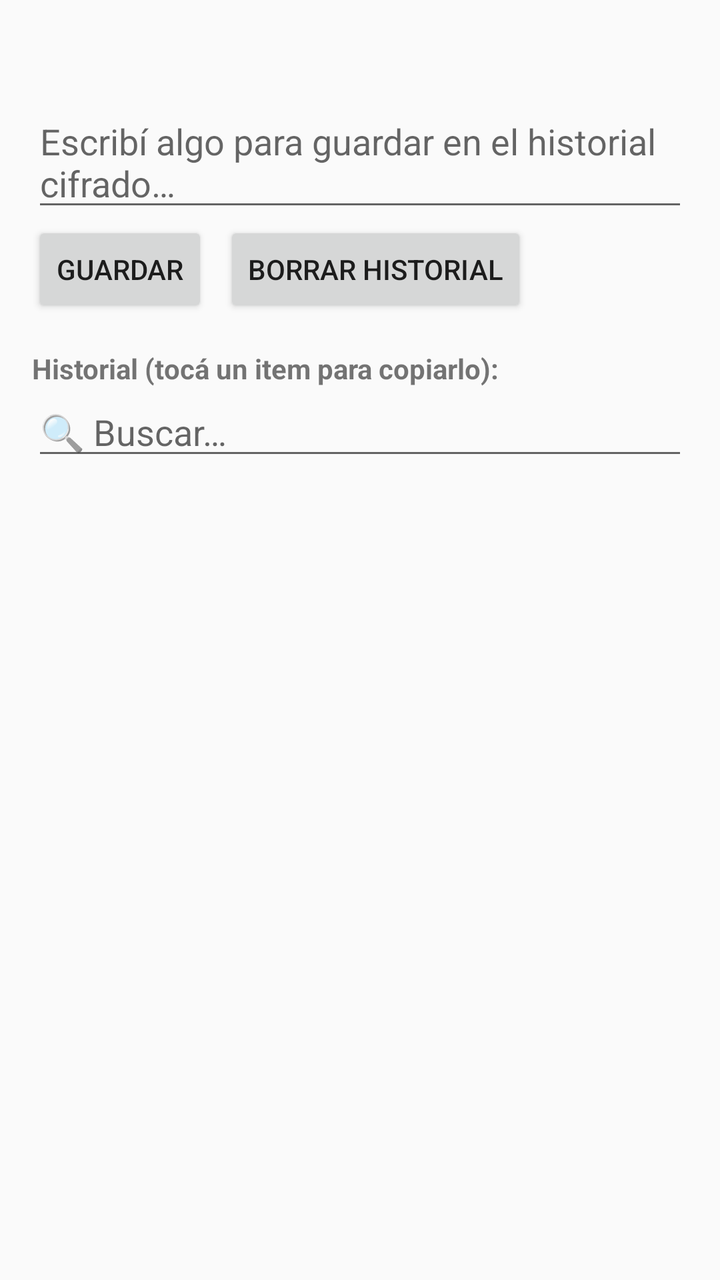
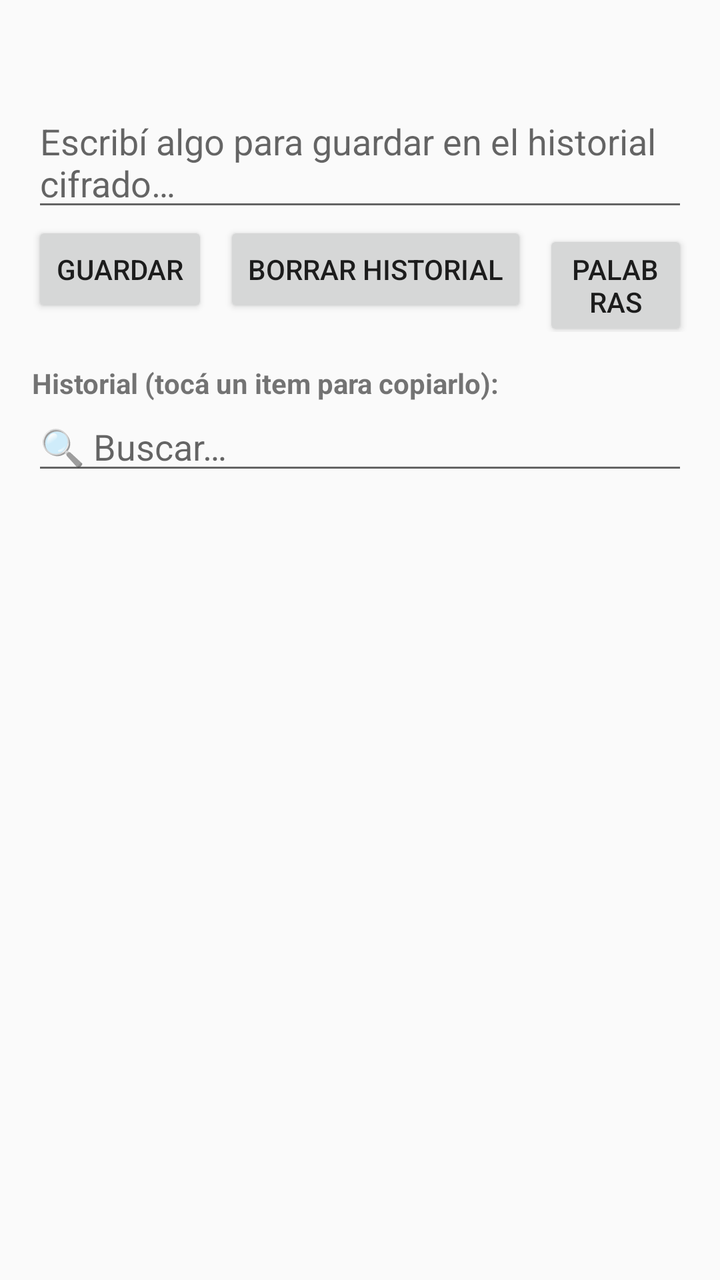

Two renders of the same Android screen: before a commit and after it. Below are the layout's source before the change and the commit's diff.
<!-- AndroidManifest.xml: application theme Theme.AppCompat.DayNight.NoActionBar -->
<!-- res/layout/activity_main.xml -->
<LinearLayout xmlns:android="http://schemas.android.com/apk/res/android"
    android:layout_width="match_parent"
    android:layout_height="match_parent"
    android:id="@+id/root"
    android:orientation="vertical"
    android:padding="16dp">

    <TextView
        android:id="@+id/header"
        android:layout_width="match_parent"
        android:layout_height="wrap_content"
        android:textSize="18sp"
        android:paddingBottom="8dp" />

    <EditText
        android:id="@+id/input"
        android:layout_width="match_parent"
        android:layout_height="wrap_content"
        android:hint="Escribí algo para guardar en el historial cifrado…" />

    <LinearLayout
        android:layout_width="match_parent"
        android:layout_height="wrap_content"
        android:orientation="horizontal">

        <Button
            android:id="@+id/save_button"
            android:layout_width="wrap_content"
            android:layout_height="wrap_content"
            android:text="Guardar" />

        <Button
            android:id="@+id/clear_button"
            android:layout_width="wrap_content"
            android:layout_height="wrap_content"
            android:layout_marginStart="8dp"
            android:text="Borrar historial" />
    </LinearLayout>

    <TextView
        android:layout_width="match_parent"
        android:layout_height="wrap_content"
        android:paddingTop="16dp"
        android:text="Historial (tocá un item para copiarlo):"
        android:textStyle="bold" />

    <EditText
        android:id="@+id/search"
        android:layout_width="match_parent"
        android:layout_height="wrap_content"
        android:hint="🔍 Buscar…"
        android:inputType="text" />

    <ListView
        android:id="@+id/history_list"
        android:layout_width="match_parent"
        android:layout_height="match_parent" />

</LinearLayout>
<!-- resources referenced by this layout -->
<resources>

</resources>

<!-- the commit's change to res/layout/activity_main.xml (unified diff, before → after) -->
@@ -35,6 +35,13 @@
             android:layout_height="wrap_content"
             android:layout_marginStart="8dp"
             android:text="Borrar historial" />
+
+        <Button
+            android:id="@+id/words_button"
+            android:layout_width="wrap_content"
+            android:layout_height="wrap_content"
+            android:layout_marginStart="8dp"
+            android:text="Palabras" />
     </LinearLayout>
 
     <TextView
